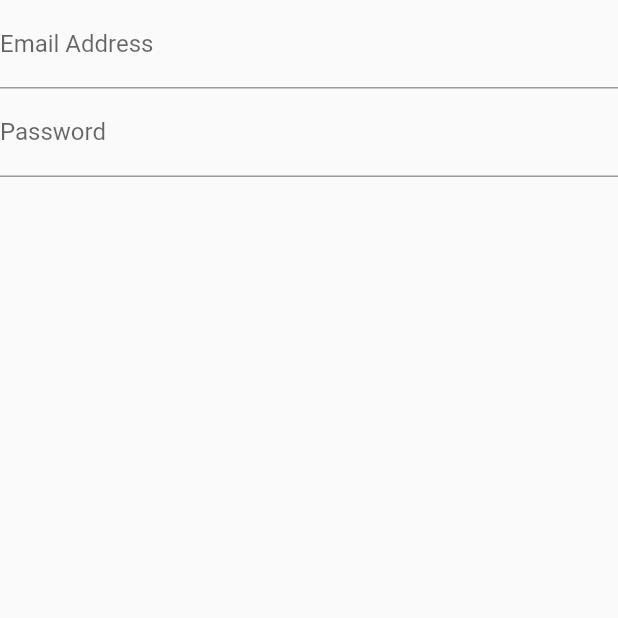
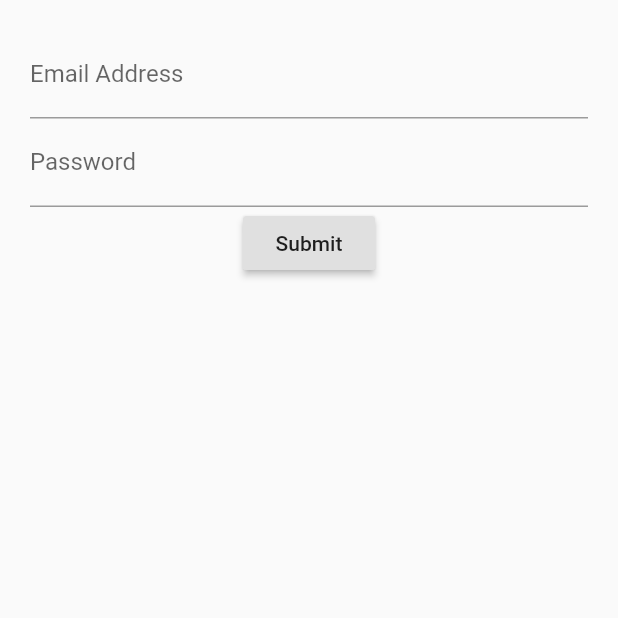
Before and after one commit to NipuniKodithuwakku/flutter_login_app, a Flutter app: the screen it shows after launch, on a phone screen of 412 x 824 dp, the top half of it. Run offline on Flutter 3.47's test engine with Material 2 defaults, Android fonts, the phone set to English and light mode, and no system bars.

Commit message:
add a raised button

```diff
--- a/lib/src/app.dart
+++ b/lib/src/app.dart
@@ -5,6 +5,7 @@ class App extends StatelessWidget{
   Widget build(context){
     return MaterialApp(
       title: 'Login Screen',
+      debugShowCheckedModeBanner: false,
       home: Scaffold(
         body: LoginScreen(),
 
--- a/lib/src/screens/login_screen.dart
+++ b/lib/src/screens/login_screen.dart
@@ -9,12 +9,13 @@ class LoginScreen extends StatefulWidget {
 class LoginScreenState extends State<LoginScreen> {
   Widget build(context) {
     return Container(
+      margin: EdgeInsets.all(20.0),
       child: Form(
           child: Column(
         children: <Widget>[
           emailField(),
           passwordField(),
-          // submitButton(),
+          submitButton(),
         ],
       )),
     );
@@ -32,10 +33,18 @@ class LoginScreenState extends State<LoginScreen> {
 
   Widget passwordField() {
     return TextFormField(
+      obscureText: true,
       decoration: InputDecoration(
         labelText: 'Password',
         hintText: 'password',
       ),
     );
   }
+
+  Widget submitButton() {
+    return RaisedButton(
+      onPressed: () {},
+      child: Text('Submit'),
+    );
+  }
 }
```
